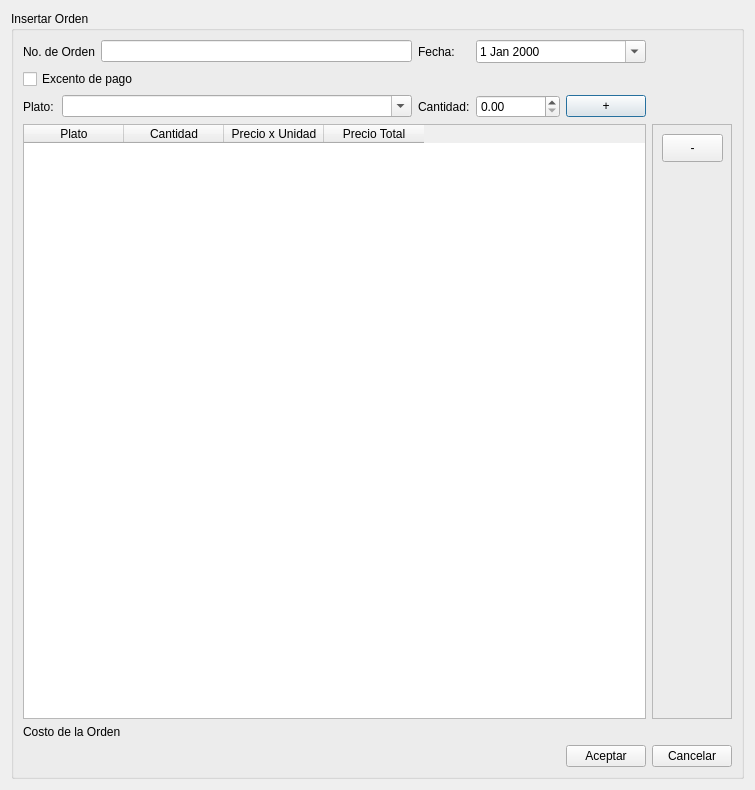
First picture: the form in RumbaBurger/form_insertarorden.ui, repository yordanlp/RumbaBurger, before the edit.
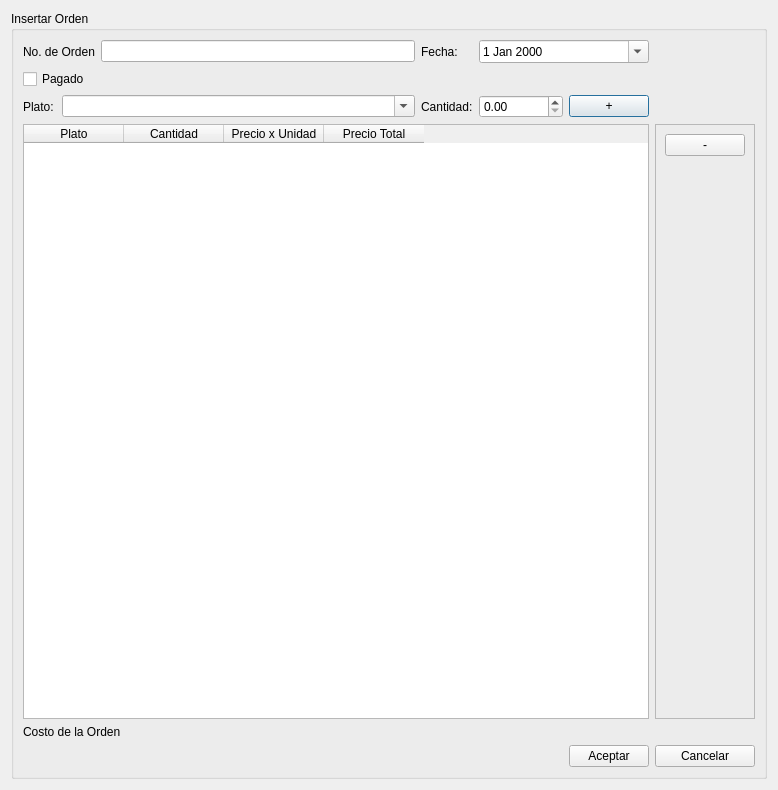
Second picture: the form after the edit.

```diff
--- a/RumbaBurger/form_insertarorden.ui
+++ b/RumbaBurger/form_insertarorden.ui
@@ -6,7 +6,7 @@
    <rect>
     <x>0</x>
     <y>0</y>
-    <width>755</width>
+    <width>778</width>
     <height>790</height>
    </rect>
   </property>
@@ -50,7 +50,7 @@
       <item row="1" column="0" colspan="3">
        <widget class="QCheckBox" name="cb_excento">
         <property name="text">
-         <string>Excento de pago</string>
+         <string>Pagado</string>
         </property>
        </widget>
       </item>
@@ -121,19 +121,28 @@
         <property name="frameShadow">
          <enum>QFrame::Raised</enum>
         </property>
+        <layout class="QGridLayout" name="gridLayout_3">
+         <item row="0" column="0">
         <widget class="QPushButton" name="pb_del">
-         <property name="geometry">
-          <rect>
-           <x>10</x>
-           <y>10</y>
-           <width>61</width>
-           <height>28</height>
-          </rect>
-         </property>
          <property name="text">
           <string>-</string>
          </property>
         </widget>
+         </item>
+         <item row="1" column="0">
+          <spacer name="verticalSpacer">
+           <property name="orientation">
+            <enum>Qt::Vertical</enum>
+           </property>
+           <property name="sizeHint" stdset="0">
+            <size>
+             <width>20</width>
+             <height>40</height>
+            </size>
+           </property>
+          </spacer>
+         </item>
+        </layout>
        </widget>
       </item>
       <item row="4" column="0" colspan="7">
```
Left out of the diff: 2 changed lines with no effect on the pictures. Lines whose indentation alone changed are shown as unchanged.
